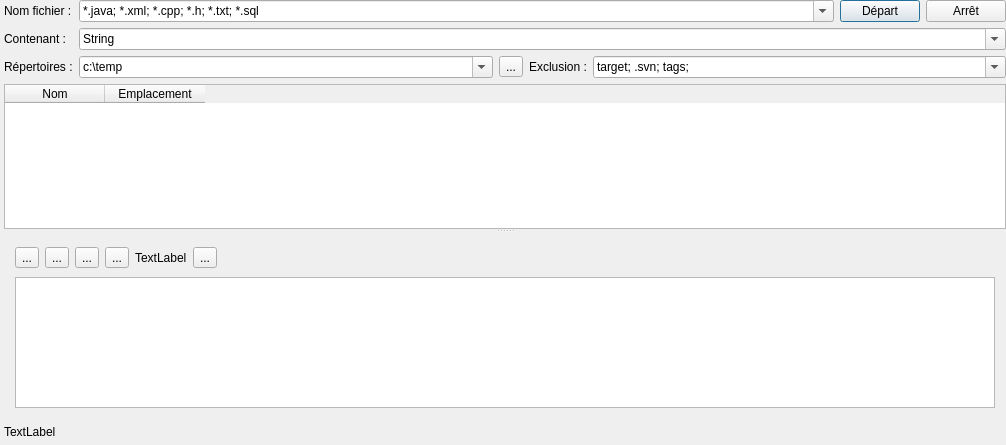
The window that widget.ui (jlbrd/qchercheur) describes before a commit, drawn with Qt 5.
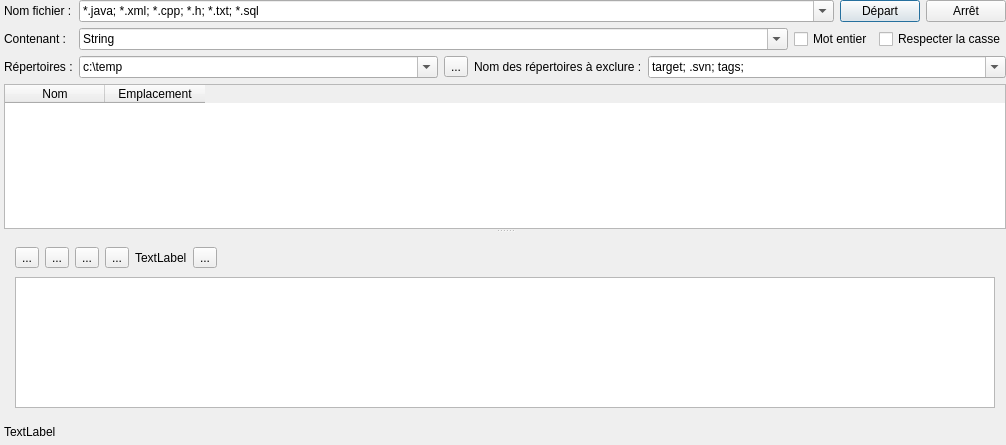
The same window after the commit. Icons and pictures are not drawn. Custom widgets are drawn as their Qt base class.

Diff of the .ui file:
```diff
--- a/widget.ui
+++ b/widget.ui
@@ -253,16 +253,46 @@
         </layout>
        </item>
        <item>
-        <widget class="QComboBox" name="comboContenant">
-         <property name="editable">
-          <bool>true</bool>
-         </property>
+        <layout class="QHBoxLayout" name="horizontalLayout_4">
          <item>
-          <property name="text">
-           <string>String</string>
-          </property>
+          <widget class="QComboBox" name="comboContenant">
+           <property name="editable">
+            <bool>true</bool>
+           </property>
+           <item>
+            <property name="text">
+             <string>String</string>
+            </property>
+           </item>
+          </widget>
          </item>
-        </widget>
+         <item>
+          <widget class="QCheckBox" name="motEntier">
+           <property name="sizePolicy">
+            <sizepolicy hsizetype="Maximum" vsizetype="Fixed">
+             <horstretch>0</horstretch>
+             <verstretch>0</verstretch>
+            </sizepolicy>
+           </property>
+           <property name="text">
+            <string>Mot entier</string>
+           </property>
+          </widget>
+         </item>
+         <item>
+          <widget class="QCheckBox" name="respecterCasse">
+           <property name="sizePolicy">
+            <sizepolicy hsizetype="Maximum" vsizetype="Fixed">
+             <horstretch>0</horstretch>
+             <verstretch>0</verstretch>
+            </sizepolicy>
+           </property>
+           <property name="text">
+            <string>Respecter la casse</string>
+           </property>
+          </widget>
+         </item>
+        </layout>
        </item>
        <item>
         <layout class="QHBoxLayout" name="horizontalLayout_2">
@@ -300,7 +330,7 @@
             </sizepolicy>
            </property>
            <property name="text">
-            <string>Exclusion :</string>
+            <string>Nom des répertoires à exclure :</string>
            </property>
           </widget>
          </item>
```
Left out of the diff: 82 changed lines with no effect on the pictures.
